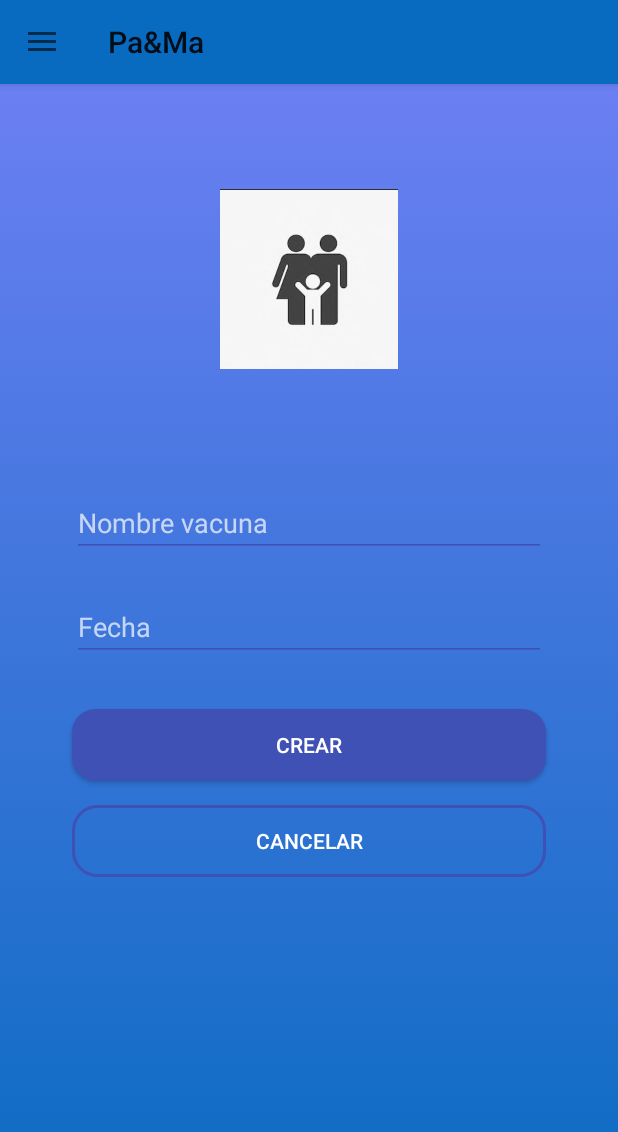
After one commit to davidvolart/pa-ma-frontend, an Android app: the fragment AddVaccineFragment placed in its activity, on a phone screen of 412 x 824 dp. The commit adds this screen. Shown: the top 1132 px of the screen. Run offline under Robolectric (Android 15) with nearby library versions, the phone set to English and light mode, and no system bars.

Commit message:
add Vaccines

```diff
--- /dev/null
+++ b/app/src/main/java/cat/tfg/pama/AddVaccineFragment.kt
@@ -0,0 +1,102 @@
+package cat.tfg.pama
+
+import android.app.DatePickerDialog
+import android.os.Bundle
+import android.view.LayoutInflater
+import android.view.View
+import android.view.ViewGroup
+import android.widget.EditText
+import android.widget.Toast
+import androidx.fragment.app.Fragment
+import kotlinx.android.synthetic.main.fragment_add_vaccines.*
+import kotlinx.android.synthetic.main.fragment_child_personal_data.*
+import okhttp3.Call
+import okhttp3.Callback
+import okhttp3.Response
+import java.io.IOException
+import java.util.*
+import kotlin.collections.HashMap
+
+class AddVaccineFragment : Fragment(), Helper {
+
+    private val URL_STORE_VACCINE = "http://10.0.2.2:8000/api/vaccine"
+    private val STANDARD_MESSAGE_ERROR = "Ha ocurrido un error. Vuelve a interarlo."
+    private val SUCCESSFUL_MESSAGE = "Se ha creado correctamente."
+
+    override fun onCreateView(
+        inflater: LayoutInflater,
+        container: ViewGroup?,
+        savedInstanceState: Bundle?
+    ): View? {
+        return inflater.inflate(R.layout.fragment_add_vaccines, container, false)
+    }
+
+    override fun onViewCreated(view: View, savedInstanceState: Bundle?) {
+
+        add_vaccine_date.setOnClickListener(object : View.OnClickListener {
+            val c = Calendar.getInstance()
+            val year = c.get(Calendar.YEAR)
+            val month = c.get(Calendar.MONTH)
+            val day = c.get(Calendar.DAY_OF_MONTH)
+
+            override fun onClick(v: View) {
+
+                val datepicker = DatePickerDialog(
+                    activity!!,
+                    { view, year, monthOfYear, dayOfMonth ->
+                        val selectedDate =
+                            dayOfMonth.toString() + "/" + (monthOfYear + 1) + "/" + year
+                        (add_vaccine_date as EditText).setText(selectedDate)
+                    },
+                    year, month, day
+                )
+
+                datepicker.show()
+            }
+        })
+
+        add_vaccine_cancel.setOnClickListener {
+            changeFragmentToChildVaccinesDataFragment();
+        }
+
+        add_vaccine_create.setOnClickListener {
+            storeVaccine();
+            changeFragmentToChildVaccinesDataFragment();
+        }
+    }
+
+    private fun storeVaccine(){
+        OkHttpRequest.POST(URL_STORE_VACCINE, getParameters(),object : Callback {
+            override fun onResponse(call: Call?, response: Response) {
+                when (response.code()) {
+                    201 -> showMessage(SUCCESSFUL_MESSAGE);
+                    500 -> showMessage("error 500")
+                    else -> showMessage(getResponseMessage(response))
+                }
+            }
+            override fun onFailure(call: Call?, e: IOException?) {
+                showMessage(STANDARD_MESSAGE_ERROR);
+            }
+        })
+    }
+
+    private fun getParameters(): HashMap<String, String> {
+        val parameters = HashMap<String, String>()
+        parameters.put("name", add_vaccine_name.text.toString())
+        parameters.put("date", add_vaccine_date.text.toString())
+        return parameters
+    }
+
+
+    private fun showMessage(message: String) {
+        activity?.runOnUiThread(Runnable {
+            Toast.makeText(context, message, Toast.LENGTH_SHORT).show()
+        })
+    }
+
+    private fun changeFragmentToChildVaccinesDataFragment() {
+        val transaction = fragmentManager!!.beginTransaction()
+        transaction.replace(R.id.content, ChildVaccinesDataFragment())
+        transaction.commit()
+    }
+}
--- a/app/src/main/java/cat/tfg/pama/ListAdapter.kt
+++ b/app/src/main/java/cat/tfg/pama/ListAdapter.kt
@@ -4,7 +4,7 @@ import android.view.LayoutInflater
 import android.view.ViewGroup
 import androidx.recyclerview.widget.RecyclerView
 
-class ListAdapter(private val list: List<Vaccine>)
+class ListAdapter(private val list: MutableList<Vaccine>)
     : RecyclerView.Adapter<VaccineViewHolder>() {
 
     override fun onCreateViewHolder(parent: ViewGroup, viewType: Int): VaccineViewHolder {
--- a/app/src/main/java/cat/tfg/pama/OkHtppRequest.kt
+++ b/app/src/main/java/cat/tfg/pama/OkHtppRequest.kt
@@ -13,7 +13,7 @@ object OkHttpRequest {
     private var client = OkHttpClient()
     private var authorization = "";
 
-    fun POST(url: String, parameters: HashMap<String, String>, callback: Callback): Call {
+    fun POST(url: String, parameters: HashMap<String, *>, callback: Callback): Call {
         val builder = FormBody.Builder()
         val it = parameters.entries.iterator()
         while (it.hasNext()) {
--- /dev/null
+++ b/app/src/main/res/layout/fragment_add_vaccines.xml
@@ -0,0 +1,66 @@
+<LinearLayout xmlns:android="http://schemas.android.com/apk/res/android"
+    xmlns:tools="http://schemas.android.com/tools"
+    android:layout_width="match_parent"
+    android:layout_height="match_parent"
+    android:paddingLeft="16dp"
+    android:paddingRight="16dp"
+    android:orientation="vertical"
+    android:background="@drawable/gradient_color">
+
+    <ImageView
+        android:id="@+id/add_vaccine_logo"
+        android:layout_width="120dp"
+        android:layout_height="120dp"
+        android:layout_marginTop="70dp"
+        android:layout_gravity="center_horizontal"
+        android:src="@drawable/family" />
+
+    <EditText
+        android:id="@+id/add_vaccine_name"
+        android:layout_width="match_parent"
+        android:layout_height="wrap_content"
+        android:layout_marginStart="32dp"
+        android:layout_marginTop="80dp"
+        android:layout_marginEnd="32dp"
+        android:backgroundTint="@color/colorBlueDark"
+        android:ems="10"
+        android:hint="@string/vaccine_name"
+        android:importantForAutofill="no"
+        android:inputType="textEmailAddress" />
+
+    <EditText
+        android:id="@+id/add_vaccine_date"
+        android:layout_width="match_parent"
+        android:layout_height="wrap_content"
+        android:inputType="date"
+        android:focusable="false"
+        android:clickable="true"
+        android:maxLines="1"
+        android:layout_marginStart="32dp"
+        android:layout_marginTop="24dp"
+        android:layout_marginEnd="32dp"
+        android:backgroundTint="@color/colorBlueDark"
+        android:ems="10"
+        android:hint="@string/date" />
+
+    <Button
+        android:id="@+id/add_vaccine_create"
+        android:layout_width="match_parent"
+        android:layout_height="wrap_content"
+        android:layout_marginStart="32dp"
+        android:layout_marginTop="32dp"
+        android:layout_marginEnd="32dp"
+        android:background="@drawable/button_rounded"
+        android:text="@string/create" />
+
+    <Button
+        android:id="@+id/add_vaccine_cancel"
+        android:layout_width="match_parent"
+        android:layout_height="wrap_content"
+        android:layout_marginStart="32dp"
+        android:layout_marginTop="16dp"
+        android:layout_marginEnd="32dp"
+        android:background="@drawable/button_rounded_border"
+        android:text="@string/cancel" />
+
+</LinearLayout>
--- a/app/src/main/res/values/strings.xml
+++ b/app/src/main/res/values/strings.xml
@@ -17,4 +17,8 @@
     <string name="expenses">Gastos</string>
     <string name="vaccines">Vacunas</string>
     <string name="sizes">Tallas</string>
+    <string name="create">Crear</string>
+    <string name="cancel">Cancelar</string>
+    <string name="vaccine_name">Nombre vacuna</string>
+    <string name="date">Fecha</string>
 </resources>
```
Also changed, not shown: app/src/main/java/cat/tfg/pama/ChildSizesDataFragment.kt (+117 -2 lines), app/src/main/java/cat/tfg/pama/ChildVaccinesDataFragment.kt (+58 -16 lines), app/src/main/java/cat/tfg/pama/Helper.kt (+9 -0 lines), app/src/main/res/layout/fragment_child_sizes_data.xml (+10 -10 lines).
